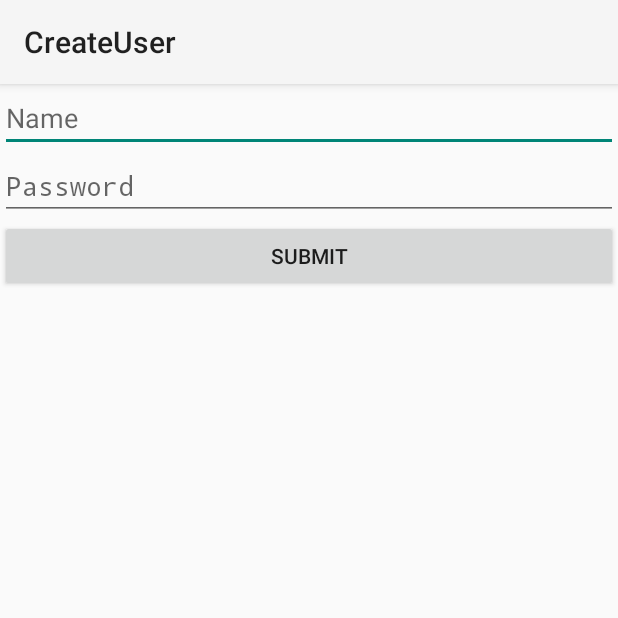
After one commit to BeerTrader/BeerTraderApp, an Android app: the CreateUser screen opened directly, with no data from a screen before it, on a phone screen of 412 x 824 dp, the top half of it. The commit adds this screen. Run offline under Robolectric (Android 15) with nearby library versions, the phone set to English and light mode, and no system bars.

```diff
--- /dev/null
+++ b/app/src/main/res/layout/activity_create_user.xml
@@ -0,0 +1,37 @@
+<?xml version="1.0" encoding="utf-8"?>
+<LinearLayout xmlns:android="http://schemas.android.com/apk/res/android"
+    android:orientation="vertical" android:layout_width="match_parent"
+    android:layout_height="match_parent">
+
+
+    <EditText
+        android:layout_width="match_parent"
+        android:layout_height="wrap_content"
+        android:inputType="textPersonName"
+        android:hint="Name"
+        android:ems="10"
+        android:id="@+id/loginName"
+        android:layout_gravity="center_horizontal" />
+
+    <EditText
+        android:layout_width="match_parent"
+        android:layout_height="wrap_content"
+        android:inputType="textPassword"
+        android:hint="Password"
+        android:ems="10"
+        android:id="@+id/loginPwd"
+        android:layout_gravity="center_horizontal" />
+
+    <Button
+        android:layout_width="fill_parent"
+        android:layout_height="wrap_content"
+        android:text="@string/submit"
+        android:id="@+id/submitUser"
+        android:layout_gravity="center_horizontal" />
+
+    <TextView
+        android:layout_width="fill_parent"
+        android:layout_height="wrap_content"
+        android:id="@+id/textTEST"/>
+
+</LinearLayout>
--- a/app/src/main/res/layout/activity_main.xml
+++ b/app/src/main/res/layout/activity_main.xml
@@ -42,7 +42,8 @@
     <Button
         android:layout_width="fill_parent"
         android:layout_height="wrap_content"
-        android:text="@string/testPOST"
-        android:id="@+id/testPOST"
+        android:text="@string/createUser"
+        android:id="@+id/createUser"
         android:layout_gravity="center_horizontal" />
+
 </LinearLayout>
--- /dev/null
+++ b/app/src/main/res/menu/menu_create_user.xml
@@ -0,0 +1,5 @@
+<menu xmlns:android="http://schemas.android.com/apk/res/android"
+    xmlns:tools="http://schemas.android.com/tools" tools:context="com.jim.demo1.CreateUser">
+    <item android:id="@+id/action_settings" android:title="@string/action_settings"
+        android:orderInCategory="100" android:showAsAction="never" />
+</menu>
```
Also changed, not shown: app/src/main/AndroidManifest.xml (+19 -13 lines), app/src/main/java/com/jim/demo1/CreateUser.java (added, +84 -0 lines), app/src/main/java/com/jim/demo1/MainActivity.java (+7 -39 lines), app/src/main/res/values/strings.xml (+6 -1 lines), 4 other files.
